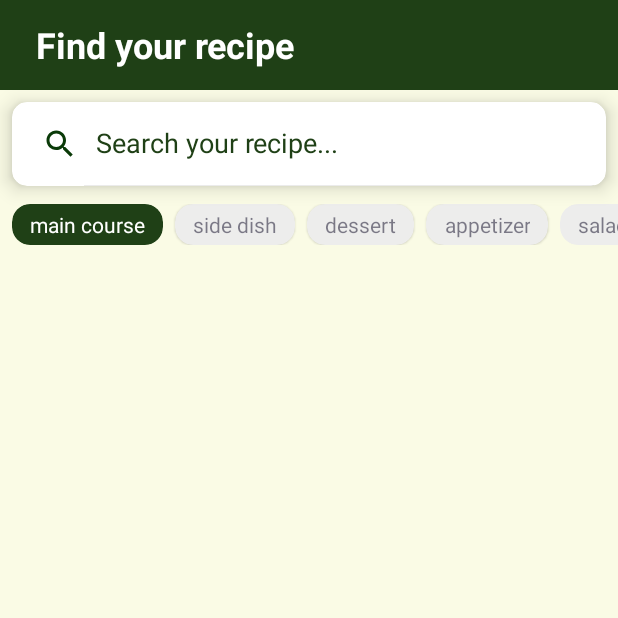
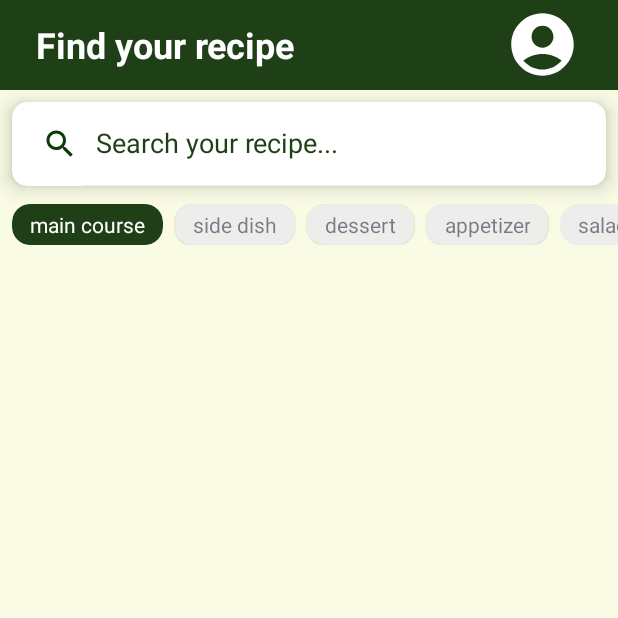
Before and after one commit to StacyOrl/NewRecipeApp, an Android app: the screen it shows after launch (MainActivity), on a phone screen of 412 x 824 dp, the top half of it. Run offline under Robolectric (Android 15) with nearby library versions, the phone set to English and light mode, and no system bars; Roboto replaces fonts that are not available here; 1 statement that could not run was skipped.

Commit message:
fragments

```diff
--- a/app/src/main/java/com/stasyorl/recipeapp/MainActivity.java
+++ b/app/src/main/java/com/stasyorl/recipeapp/MainActivity.java
@@ -1,22 +1,26 @@
 package com.stasyorl.recipeapp;
 
-import android.app.ActivityOptions;
+import android.app.FragmentManager;
+import android.app.FragmentTransaction;
 import android.app.ProgressDialog;
 import android.content.Intent;
 import android.os.Bundle;
 import android.view.View;
-import android.widget.AdapterView;
-import android.widget.Spinner;
+import android.widget.FrameLayout;
+import android.widget.ImageView;
+import android.widget.LinearLayout;
 import android.widget.Toast;
 
 import androidx.appcompat.app.AppCompatActivity;
 import androidx.appcompat.widget.SearchView;
+import androidx.fragment.app.Fragment;
 import androidx.recyclerview.widget.GridLayoutManager;
 import androidx.recyclerview.widget.LinearLayoutManager;
 import androidx.recyclerview.widget.RecyclerView;
 
 import com.stasyorl.recipeapp.Adapters.CategoryAdapter;
 import com.stasyorl.recipeapp.Adapters.RandomRecipeAdapter;
+import com.stasyorl.recipeapp.Fragments.UserRegistrationFragment;
 import com.stasyorl.recipeapp.Listeners.CategoryListener;
 import com.stasyorl.recipeapp.Listeners.RandomRecipeResponseListener;
 import com.stasyorl.recipeapp.Listeners.RecipeClickListener;
@@ -37,8 +41,21 @@ public class MainActivity extends AppCompatActivity implements CategoryListener
     ProgressDialog dialog;
     RequestManager manager;
     RandomRecipeAdapter randomRecipeAdapter;
+//    RandomRecipeResponseListener randomRecipeResponseListener;
     CategoryAdapter categoryAdapter;
     RecyclerView recyclerView, recycle_category;
+    ImageView no_wifi_image, imageView_user_pic;
+    FrameLayout fragmentContainer;
+    LinearLayout mainScreen;
+
+    InternetConnectorReceiver receiver;
+
+    Fragment fragment, categoryFragment;
+    FragmentManager fragmentManager;
+    FragmentTransaction fragmentTransaction;
+
+
+
 
 
 
@@ -48,8 +65,36 @@ public class MainActivity extends AppCompatActivity implements CategoryListener
         super.onCreate(savedInstanceState);
         setContentView(R.layout.activity_main);
 
+
+
+//        receiver = new InternetConnectorReceiver(MainActivity.this);
+//        registerReceiver(receiver,new IntentFilter(ConnectivityManager.CONNECTIVITY_ACTION));
+//        no_wifi_image = findViewById(R.id.no_wifi_image);
+
+        fragment = new UserRegistrationFragment();
+        fragmentContainer = findViewById(R.id.fragmentContainer);
+        mainScreen = findViewById(R.id.main_screen);
+        imageView_user_pic = findViewById(R.id.imageView_user_pic);
+        imageView_user_pic.setOnClickListener(view -> {
+            Toast.makeText(MainActivity.this, "KLAPPT", Toast.LENGTH_SHORT).show();
+                getSupportFragmentManager().beginTransaction().add(R.id.fragmentContainer, fragment).commit();
+                mainScreen.setVisibility(View.GONE);
+                fragmentContainer.setVisibility(View.VISIBLE);
+
+
+
+        });
+
+
+
+
+
         dialog = new ProgressDialog(this);
         dialog.setTitle("Loading...");
+
+        imageView_user_pic = findViewById(R.id.imageView_user_pic);
+
+
 
         searchView = findViewById(R.id.searchView_home);
         searchView.setOnQueryTextListener(new SearchView.OnQueryTextListener() {
@@ -84,6 +129,30 @@ public class MainActivity extends AppCompatActivity implements CategoryListener
 
 
     }
+//
+//    public void addFragment(){
+//        fragment = new UserRegistrationFragment();
+//        fragmentManager = getFragmentManager();
+//        fragmentTransaction = fragmentManager.beginTransaction();
+//        fragmentTransaction.add(R.id.fragmentContainer, fragment);
+//        fragmentTransaction.commit();
+//
+//    }
+    public void changeUI(boolean isConnected) {
+        // Change status according to boolean value
+        MainActivity.this.runOnUiThread(() -> {
+            if (isConnected) {
+                Toast.makeText(MainActivity.this, "yes internet", Toast.LENGTH_SHORT).show();
+                dialog.dismiss();
+
+            } else {
+                Toast.makeText(MainActivity.this, "no internet", Toast.LENGTH_SHORT).show();
+                no_wifi_image.setVisibility(View.VISIBLE);
+                dialog.dismiss();
+            }
+        });
+    }
+
 
     private final RandomRecipeResponseListener randomRecipeResponseListener = new RandomRecipeResponseListener() {
         @Override
@@ -99,6 +168,8 @@ public class MainActivity extends AppCompatActivity implements CategoryListener
         @Override
         public void didError(String message) {
             Toast.makeText(MainActivity.this, message, Toast.LENGTH_SHORT).show();
+            dialog.dismiss();
+            no_wifi_image = findViewById(R.id.no_wifi_image);
 
         }
     };
@@ -136,6 +207,4 @@ public class MainActivity extends AppCompatActivity implements CategoryListener
         manager.getRandomRecipes(randomRecipeResponseListener, tags);
         dialog.show();
     }
-
-
 }
--- a/app/src/main/res/layout/activity_main.xml
+++ b/app/src/main/res/layout/activity_main.xml
@@ -6,18 +6,28 @@
     android:layout_height="match_parent"
     tools:context=".MainActivity"
     android:orientation="vertical"
-    android:background="@color/light_yellow">
+    android:background="@color/light_yellow"
+    android:id="@+id/main_screen">
+   <FrameLayout
+       android:id="@+id/fragmentContainer"
+       android:layout_width="wrap_content"
+       android:layout_height="wrap_content"
+       android:visibility="gone"
+       />
 
    <androidx.appcompat.widget.Toolbar
        android:layout_width="match_parent"
        android:layout_height="60dp"
        android:background="@color/dark_green">
 
-      <RelativeLayout
+
+
+      <LinearLayout
 
           android:layout_width="match_parent"
           android:layout_height="wrap_content"
-          android:gravity="center_vertical">
+          android:gravity="center_vertical"
+          android:orientation="horizontal">
 
          <TextView
              android:layout_width="wrap_content"
@@ -28,9 +38,19 @@
              android:text="@string/app_name"
              android:textColor="@color/white"
              android:textSize="24sp"
-             android:textStyle="bold" />
+             android:textStyle="bold"
+             android:layout_gravity="left"/>
 
-      </RelativeLayout>
+         <ImageView
+             android:id="@+id/imageView_user_pic"
+             android:layout_width="50dp"
+             android:layout_height="50dp"
+             android:layout_gravity="end"
+             android:layout_marginStart="140dp"
+             android:src="@drawable/ic_baseline_account_circle_24" />
+
+
+      </LinearLayout>
    </androidx.appcompat.widget.Toolbar>
 
    <androidx.cardview.widget.CardView
@@ -53,12 +73,22 @@
 
    </androidx.cardview.widget.CardView>
 
+   <ImageView
+      android:id="@+id/no_wifi_image"
+      android:layout_width="match_parent"
+      android:layout_height="410dp"
+      android:src="@mipmap/ic_no_wifi_probe"
+       android:visibility="gone"/>
 
    <androidx.recyclerview.widget.RecyclerView
        android:id="@+id/category_recycler"
        android:layout_width="wrap_content"
        android:layout_height="wrap_content"
        android:layout_marginTop="4dp"/>
+
+
+
+
 
 
    <androidx.recyclerview.widget.RecyclerView
--- a/app/src/main/res/layout/fragment_user_registration.xml
+++ b/app/src/main/res/layout/fragment_user_registration.xml
@@ -1,7 +1,7 @@
 <?xml version="1.0" encoding="utf-8"?>
 <androidx.cardview.widget.CardView xmlns:android="http://schemas.android.com/apk/res/android"
-    android:layout_width="match_parent"
-    android:layout_height="wrap_content"
+    android:layout_width="410dp"
+    android:layout_height="730dp"
     xmlns:app="http://schemas.android.com/apk/res-auto"
     xmlns:tools="http://schemas.android.com/tools"
     android:background="@color/white"
```
